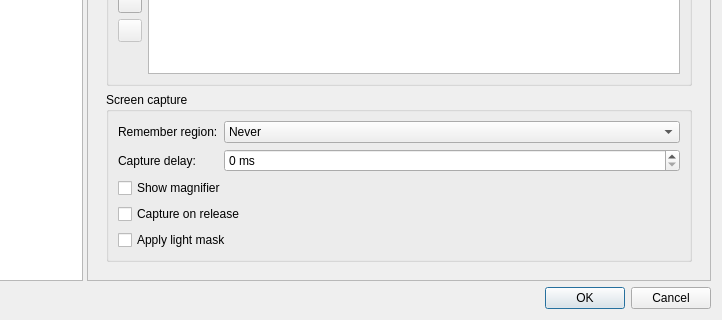
First picture: the form in src/settings/settingsdialog.ui, repository crow-translate/crow-translate, before the edit; both pictures show x 128 to 850 and y 340 to 660 of the 850 by 660 pixel window.
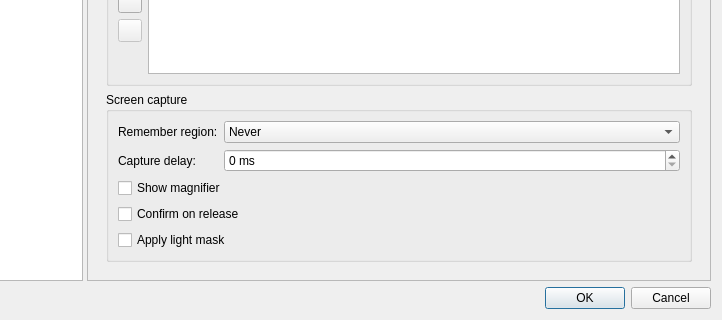
Second picture: the form after the edit. The open tabs and pages were chosen to show the change. Icons and pictures are not drawn. Custom widgets are drawn as their Qt base class.

```diff
--- a/src/settings/settingsdialog.ui
+++ b/src/settings/settingsdialog.ui
@@ -977,7 +977,7 @@
                   <string>&lt;html&gt;&lt;head/&gt;&lt;body&gt;&lt;p&gt;Finish capturing the fragment when the mouse button is released&lt;/p&gt;&lt;/body&gt;&lt;/html&gt;</string>
                  </property>
                  <property name="text">
-                  <string>Capture on release</string>
+                  <string>Confirm on release</string>
                  </property>
                 </widget>
                </item>
```
Left out of the diff: 4 changed lines with no effect on the pictures.
